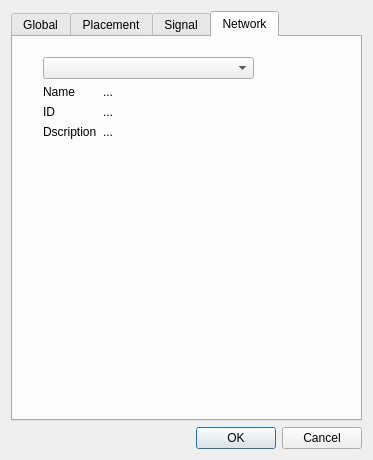
The window that SHomeConfigurator/SHConfigurator/Settings/dialog_sensor_edit.ui (AndriiRozin/SHome2) describes before a commit, drawn with Qt 5.
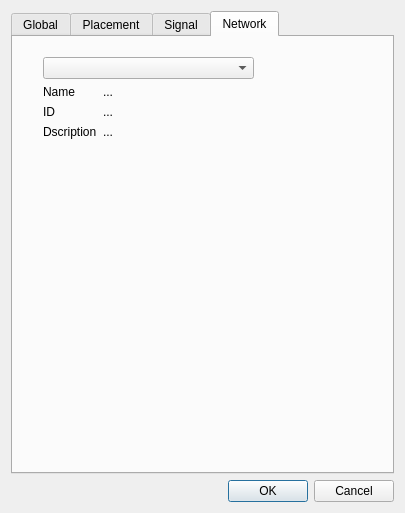
The same window after the commit. The open tabs and pages were chosen to show the change.

Commit message: update actuator and sensor

Diff of the .ui file:
```diff
--- a/SHomeConfigurator/SHConfigurator/Settings/dialog_sensor_edit.ui
+++ b/SHomeConfigurator/SHConfigurator/Settings/dialog_sensor_edit.ui
@@ -6,8 +6,8 @@
    <rect>
     <x>0</x>
     <y>0</y>
-    <width>373</width>
-    <height>449</height>
+    <width>405</width>
+    <height>513</height>
    </rect>
   </property>
   <property name="windowTitle">
@@ -387,7 +387,7 @@
          <x>30</x>
          <y>20</y>
          <width>211</width>
-         <height>91</height>
+         <height>96</height>
         </rect>
        </property>
        <layout class="QFormLayout" name="formLayout_4">
```
Left out of the diff: 2 changed lines with no effect on the pictures. The commit also changes 4 other files.
